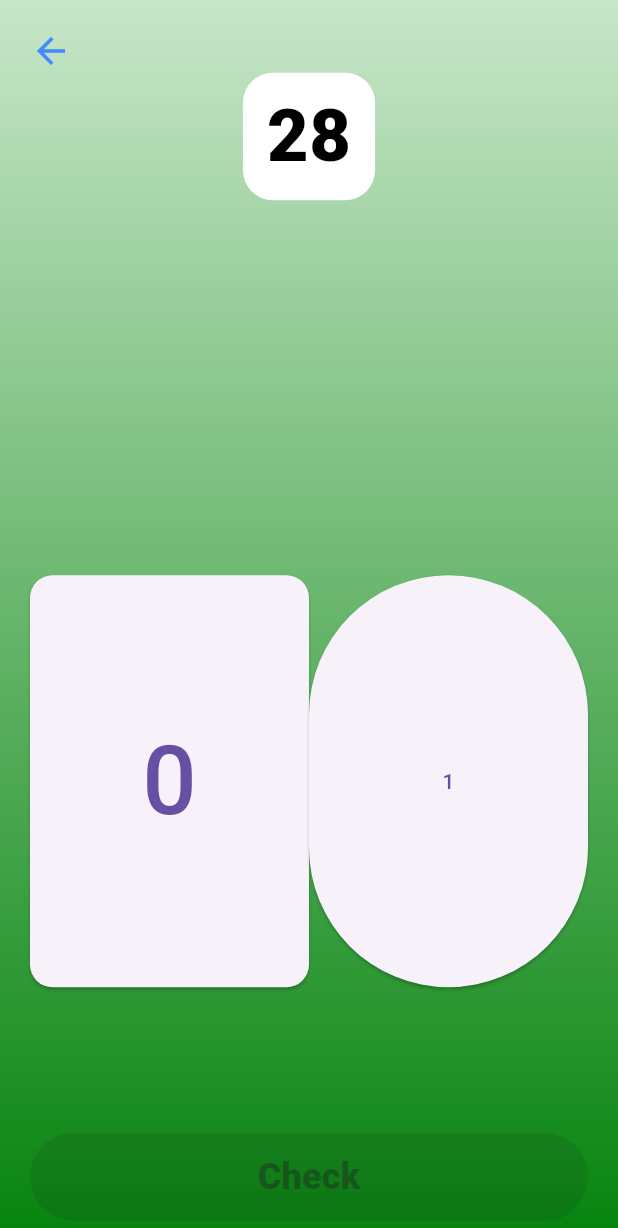
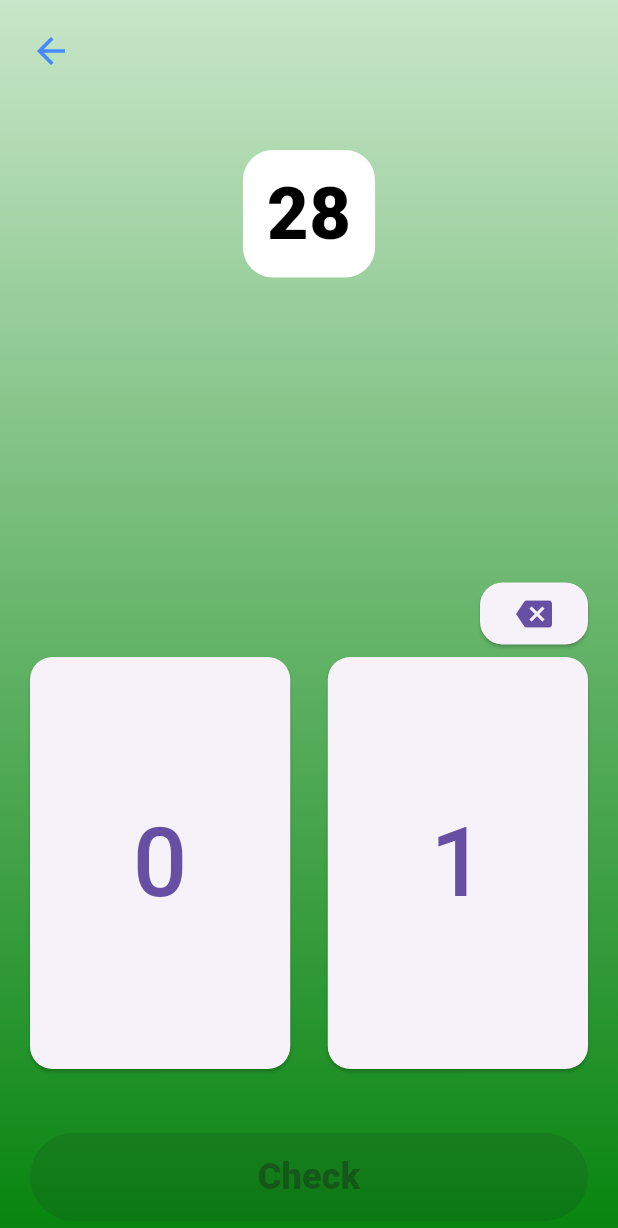
Before and after one commit to aarontrini1/Learning-Binary, a Flutter app: the DecimalToBinaryPage screen opened by its route, on a phone screen of 412 x 824 dp. Shown: the top 1228 px of the screen. Run offline on Flutter 3.47's test engine with Material 3 defaults, Android fonts, the light colour scheme and no system bars; our stand-ins replace google_fonts.

Commit message:
added backspace btn to decToBin

```diff
--- a/lib/pages/practice/decimalToBinary.dart
+++ b/lib/pages/practice/decimalToBinary.dart
@@ -159,6 +159,7 @@ class _DecimalToBinaryPageState extends State<DecimalToBinaryPage> {
 
   @override
   Widget build(BuildContext context) {
+
     return Scaffold(
       body: Stack(
         children: [
@@ -184,7 +185,8 @@ class _DecimalToBinaryPageState extends State<DecimalToBinaryPage> {
                 child: Column(
                   mainAxisAlignment: MainAxisAlignment.center,
                   children: [
-                    Spacer(flex: 1),
+                    // Spacer(flex: 1),
+                    SizedBox(height: 100),
                     Container(
                       padding: EdgeInsets.symmetric(
                         horizontal: 16,
@@ -204,9 +206,30 @@ class _DecimalToBinaryPageState extends State<DecimalToBinaryPage> {
                         ),
                       ),
                     ),
-                    SizedBox(height: 250),
+                    SizedBox(height: 200),
+
+Row(
+                      mainAxisAlignment: MainAxisAlignment.end,
+                      children: [
+                        ElevatedButton(
+                          style: ElevatedButton.styleFrom(
+                            minimumSize: Size(
+                              MediaQuery.of(context).size.width * 0.03,
+                              MediaQuery.of(context).size.height * 0.05,
+                            ),
+                            shape: RoundedRectangleBorder(
+                              borderRadius: BorderRadius.circular(15.0),
+                            ),
+                          ),
+                          onPressed: () {},
+                          child: Icon(Icons.backspace, size: 24),
+
+                        ),
+                      ],
+                    ),
+
+                    SizedBox(height: 5),
                     SizedBox(
-                      // height: 60,
                       width: double.infinity,
                       child: Stack(
                         alignment: Alignment.center,
@@ -222,9 +245,13 @@ class _DecimalToBinaryPageState extends State<DecimalToBinaryPage> {
                                 _buildDigitBoxes(i),
                             ],
                           ),
-                          // TODO: Add a backspace above the numbers row
+
+
+
                           // TODO: Add onPressed for below btns to show typed Binary numbers on screen similar to TextField in BinToDec and BinToText
                           // FIx displays according to D
+
+                          SizedBox(height: 100),
                           Row(
                             crossAxisAlignment: CrossAxisAlignment.end,
                             textBaseline: TextBaseline.alphabetic,
@@ -236,12 +263,19 @@ class _DecimalToBinaryPageState extends State<DecimalToBinaryPage> {
                                       MediaQuery.of(context).size.width / 3,
                                       MediaQuery.of(context).size.height / 3,
                                     ),
-                                    shape: RoundedRectangleBorder(borderRadius: BorderRadius.circular(15.0))
+                                    shape: RoundedRectangleBorder(
+                                      borderRadius: BorderRadius.circular(15.0),
+                                    ),
                                   ),
                                   onPressed: () {},
-                                  child: Text("0", style: TextStyle(fontSize: 64)),
+                                  child: Text(
+                                    "0",
+                                    style: TextStyle(fontSize: 64),
+                                  ),
                                 ),
                               ),
+
+                              SizedBox(width: 25),
 
                               Expanded(
                                 child: ElevatedButton(
@@ -250,13 +284,17 @@ class _DecimalToBinaryPageState extends State<DecimalToBinaryPage> {
                                       MediaQuery.of(context).size.width / 3,
                                       MediaQuery.of(context).size.height / 3,
                                     ),
+                                    shape: RoundedRectangleBorder(
+                                      borderRadius: BorderRadius.circular(15.0),
+                                    ),
                                   ),
                                   onPressed: () {},
-                                  child: Text("1"),
+                                  child: Text(
+                                    "1",
+                                    style: TextStyle(fontSize: 64),
+                                  ),
                                 ),
                               ),
-
-                              // SizedBox(width: 10, height: 10),
                             ],
                           ),
                         ],
```
